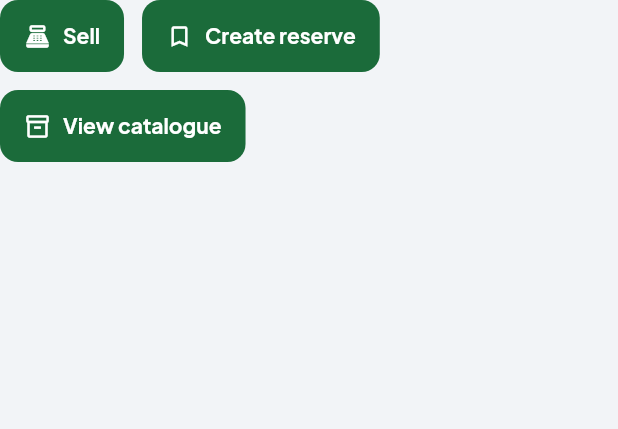
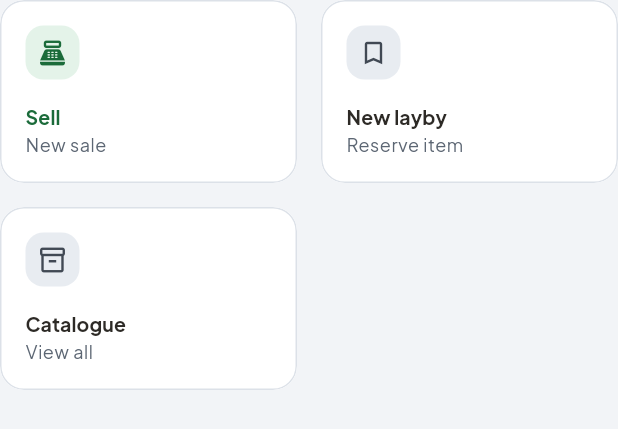
Before and after one commit to Bryan-sys-lab/SimpleSales, a Flutter app: the _FashionDashboardQuickActions widget shown alone on an empty page, opened directly with empty values, on a phone screen of 412 x 824 dp. Shown: the top 429 px of the screen. Run offline on Flutter 3.47's test engine with Material 3 defaults, Android fonts, the light colour scheme and no system bars; our stand-ins replace dio, file_picker, flutter_secure_storage, go_router, google_sign_in, image_picker and 7 more; missing offline and left inert: cryptography, excel, extension_google_sign_in_as_googleapis_auth, googleapis, mobile_scanner; accounts and stored records are empty; network calls fail; project files that could hold a hidden picture were left out.

Commit message:
refactor(fashion): redesign fashion dashboard quick actions to 2x2 tile grid
Fashion dashboard: quick actions now render as a 2x2 grid of tiles with
icon + label + subtitle (matching the mockup), instead of a flat row of
FilledButton.tonalIcon widgets. Hero, variant reorder, layby overview,
and shift card already match the mockup direction.

All fashion screens verified: no hardcoded Colors., theme tokens used
consistently (accent, canvas, surface, surfaceSunken, onSurface, etc.).

dart analyze: zero issues.

Co-authored-by: Kilo <noreply@kilo.ai>

```diff
--- a/duka_pos_app/lib/screens/fashion_dashboard_screen.dart
+++ b/duka_pos_app/lib/screens/fashion_dashboard_screen.dart
@@ -501,8 +501,9 @@ class _LaybyMetric extends StatelessWidget {
   }
 }
 
-/// The fashion quick actions: Sell (primary), Add product, Receive stock,
-/// Create layby, View catalogue.
+/// The fashion quick actions: Sell, Add style, Receive stock, Create layby,
+/// View catalogue — as a 2x2 grid of tiles with icon + label + subtitle,
+/// mirroring the mockup.
 class _FashionDashboardQuickActions extends StatelessWidget {
   const _FashionDashboardQuickActions({
     required this.onOpenSell,
@@ -525,41 +526,137 @@ class _FashionDashboardQuickActions extends StatelessWidget {
   @override
   Widget build(BuildContext context) {
     final AppSpacing spacing = AppSpacing.of(context);
-    final l10n = AppLocalizations.of(context);
 
-    return Wrap(
-      spacing: spacing.sm,
-      runSpacing: spacing.sm,
-      children: <Widget>[
-        QuickAction(
-          onPressed: onOpenSell,
-          icon: const Icon(Icons.point_of_sale_outlined),
-          label: Text(l10n.fashionDashboardSellAction),
+    final List<Widget> tiles = <Widget>[
+      _FashionQuickTile(
+        icon: Icons.point_of_sale_outlined,
+        label: 'Sell',
+        subtitle: 'New sale',
+        onTap: onOpenSell,
         primary: true,
       ),
       if (canManageStock)
-          QuickAction(
-            onPressed: onOpenAddProduct,
-            icon: const Icon(Icons.add_circle_outline),
-            label: Text(l10n.fashionDashboardAddProduct),
+        _FashionQuickTile(
+          icon: Icons.add_circle_outline,
+          label: 'Add style',
+          subtitle: 'Catalogue',
+          onTap: onOpenAddProduct,
         ),
       if (canReceiveStock)
-          QuickAction(
-            onPressed: onOpenReceiveStock,
-            icon: const Icon(Icons.local_shipping_outlined),
-            label: Text(l10n.fashionDashboardReceiveStock),
+        _FashionQuickTile(
+          icon: Icons.local_shipping_outlined,
+          label: 'Receive stock',
+          subtitle: 'New delivery',
+          onTap: onOpenReceiveStock,
         ),
-        QuickAction(
-          onPressed: onOpenLaybys,
-          icon: const Icon(Icons.bookmark_border),
-          label: Text(l10n.fashionDashboardCreateReserve),
+      _FashionQuickTile(
+        icon: Icons.bookmark_border,
+        label: 'New layby',
+        subtitle: 'Reserve item',
+        onTap: onOpenLaybys,
       ),
-        QuickAction(
-          onPressed: onViewCatalogue,
-          icon: const Icon(Icons.inventory_2_outlined),
-          label: Text(l10n.fashionDashboardViewCatalogue),
+      _FashionQuickTile(
+        icon: Icons.inventory_2_outlined,
+        label: 'Catalogue',
+        subtitle: 'View all',
+        onTap: onViewCatalogue,
+      ),
+    ];
+
+    return LayoutBuilder(
+      builder: (BuildContext context, BoxConstraints constraints) {
+        final bool twoColumns = constraints.maxWidth >= 320;
+        if (twoColumns) {
+          return Wrap(
+            spacing: spacing.md,
+            runSpacing: spacing.md,
+            children: <Widget>[
+              for (final tile in tiles)
+                SizedBox(
+                  width: (constraints.maxWidth - spacing.md) / 2,
+                  child: tile,
                 ),
             ],
           );
         }
+        return Column(
+          crossAxisAlignment: CrossAxisAlignment.stretch,
+          children: <Widget>[
+            for (int i = 0; i < tiles.length; i++) ...<Widget>[
+              if (i > 0) SizedBox(height: spacing.md),
+              tiles[i],
+            ],
+          ],
+        );
+      },
+    );
   }
+}
+
+/// One quick-action tile for the fashion dashboard.
+class _FashionQuickTile extends StatelessWidget {
+  const _FashionQuickTile({
+    required this.icon,
+    required this.label,
+    required this.subtitle,
+    required this.onTap,
+    this.primary = false,
+  });
+
+  final IconData icon;
+  final String label;
+  final String subtitle;
+  final VoidCallback onTap;
+  final bool primary;
+
+  @override
+  Widget build(BuildContext context) {
+    final AppSpacing spacing = AppSpacing.of(context);
+    final AppColors colors = AppColors.of(context);
+    final TextTheme type = AppTypography.of(context);
+
+    return Semantics(
+      button: true,
+      label: '$label, $subtitle',
+      child: SurfaceCard(
+        padding: EdgeInsets.all(spacing.md),
+        onTap: onTap,
+        child: Column(
+          crossAxisAlignment: CrossAxisAlignment.start,
+          mainAxisSize: MainAxisSize.min,
+          children: <Widget>[
+            Container(
+              padding: EdgeInsets.all(spacing.xs),
+              decoration: BoxDecoration(
+                color: primary
+                    ? colors.accentContainer
+                    : colors.surfaceSunken,
+                borderRadius: AppShapes.of(context).controlRadius,
+              ),
+              child: Icon(
+                icon,
+                size: 20,
+                color: primary ? colors.accent : colors.onSurfaceVariant,
+              ),
+            ),
+            SizedBox(height: spacing.md),
+            Text(
+              label,
+              style: type.titleSmall?.copyWith(
+                fontWeight: FontWeight.w700,
+                color: primary ? colors.accent : colors.onSurface,
+              ),
+            ),
+            SizedBox(height: 2),
+            Text(
+              subtitle,
+              style: type.bodySmall?.copyWith(
+                color: colors.onSurfaceMuted,
+              ),
+            ),
+          ],
+        ),
+      ),
+    );
+  }
+}
```
Lines whose indentation alone changed are shown as unchanged.
